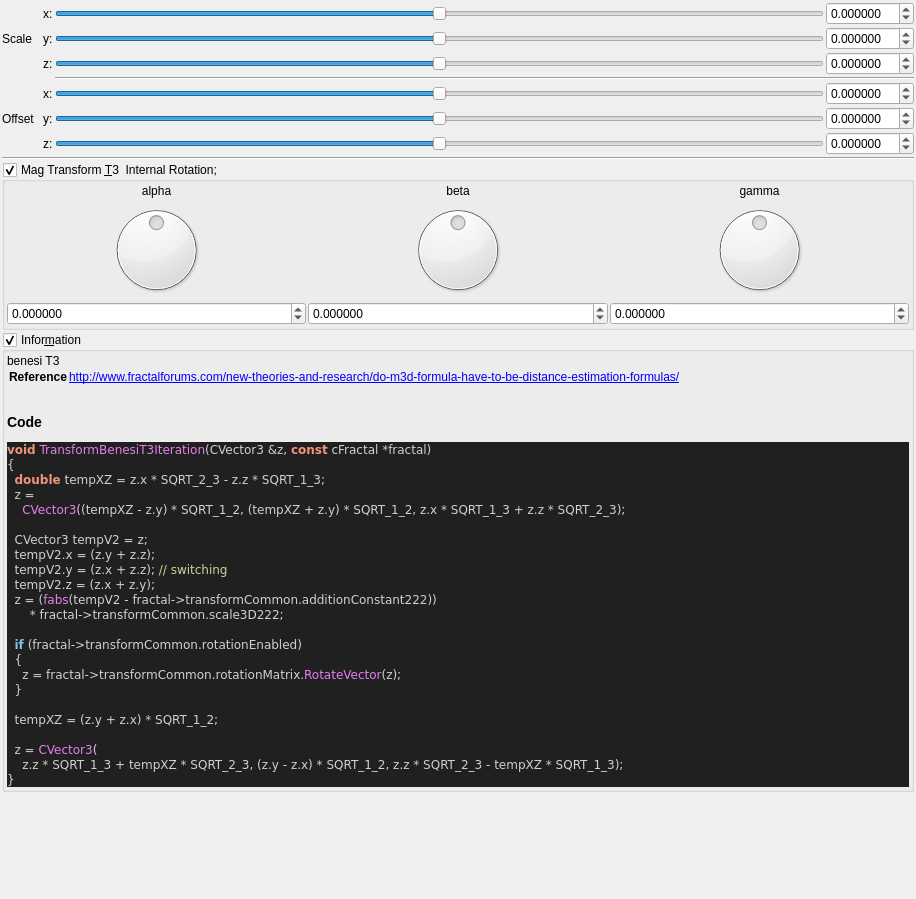
Old version of the form mandelbulber2/qt_data/fractal_transf_benesi_T3.ui in the repository buddhi1980/mandelbulber2.
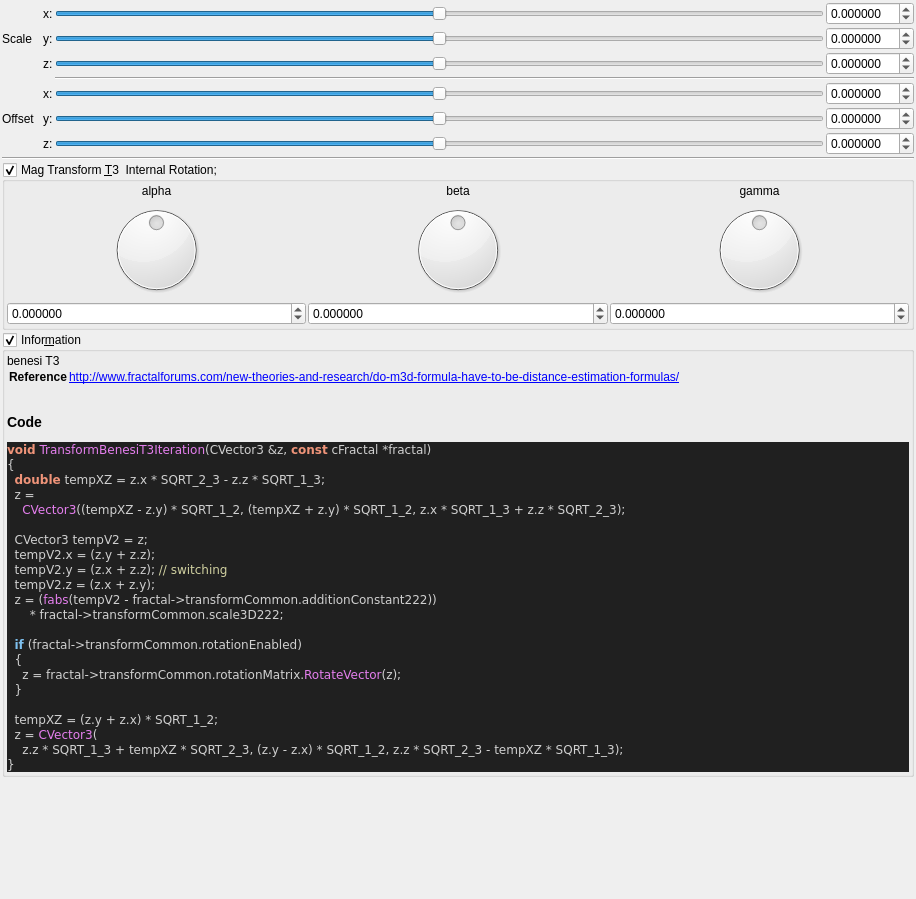
New version of the form. Custom widgets are drawn as their Qt base class.

Diff of the .ui file:
```diff
--- a/mandelbulber2/qt_data/fractal_transf_benesi_T3.ui
+++ b/mandelbulber2/qt_data/fractal_transf_benesi_T3.ui
@@ -648,7 +648,6 @@
   &lt;span style=&quot;color:#d0d0d0&quot;&gt;}&lt;/span&gt;
 
   tempXZ &lt;span style=&quot;color:#d0d0d0&quot;&gt;= (&lt;/span&gt;z&lt;span style=&quot;color:#d0d0d0&quot;&gt;.&lt;/span&gt;y &lt;span style=&quot;color:#d0d0d0&quot;&gt;+&lt;/span&gt; z&lt;span style=&quot;color:#d0d0d0&quot;&gt;.&lt;/span&gt;x&lt;span style=&quot;color:#d0d0d0&quot;&gt;) *&lt;/span&gt; SQRT_1_2&lt;span style=&quot;color:#d0d0d0&quot;&gt;;&lt;/span&gt;
-
   z &lt;span style=&quot;color:#d0d0d0&quot;&gt;=&lt;/span&gt; &lt;span style=&quot;color:#e47eed&quot;&gt;CVector3&lt;/span&gt;&lt;span style=&quot;color:#d0d0d0&quot;&gt;(&lt;/span&gt;
     z&lt;span style=&quot;color:#d0d0d0&quot;&gt;.&lt;/span&gt;z &lt;span style=&quot;color:#d0d0d0&quot;&gt;*&lt;/span&gt; SQRT_1_3 &lt;span style=&quot;color:#d0d0d0&quot;&gt;+&lt;/span&gt; tempXZ &lt;span style=&quot;color:#d0d0d0&quot;&gt;*&lt;/span&gt; SQRT_2_3&lt;span style=&quot;color:#d0d0d0&quot;&gt;, (&lt;/span&gt;z&lt;span style=&quot;color:#d0d0d0&quot;&gt;.&lt;/span&gt;y &lt;span style=&quot;color:#d0d0d0&quot;&gt;-&lt;/span&gt; z&lt;span style=&quot;color:#d0d0d0&quot;&gt;.&lt;/span&gt;x&lt;span style=&quot;color:#d0d0d0&quot;&gt;) *&lt;/span&gt; SQRT_1_2&lt;span style=&quot;color:#d0d0d0&quot;&gt;,&lt;/span&gt; z&lt;span style=&quot;color:#d0d0d0&quot;&gt;.&lt;/span&gt;z &lt;span style=&quot;color:#d0d0d0&quot;&gt;*&lt;/span&gt; SQRT_2_3 &lt;span style=&quot;color:#d0d0d0&quot;&gt;-&lt;/span&gt; tempXZ &lt;span style=&quot;color:#d0d0d0&quot;&gt;*&lt;/span&gt; SQRT_1_3&lt;span style=&quot;color:#d0d0d0&quot;&gt;);&lt;/span&gt;
 &lt;span style=&quot;color:#d0d0d0&quot;&gt;}&lt;/span&gt;
```
